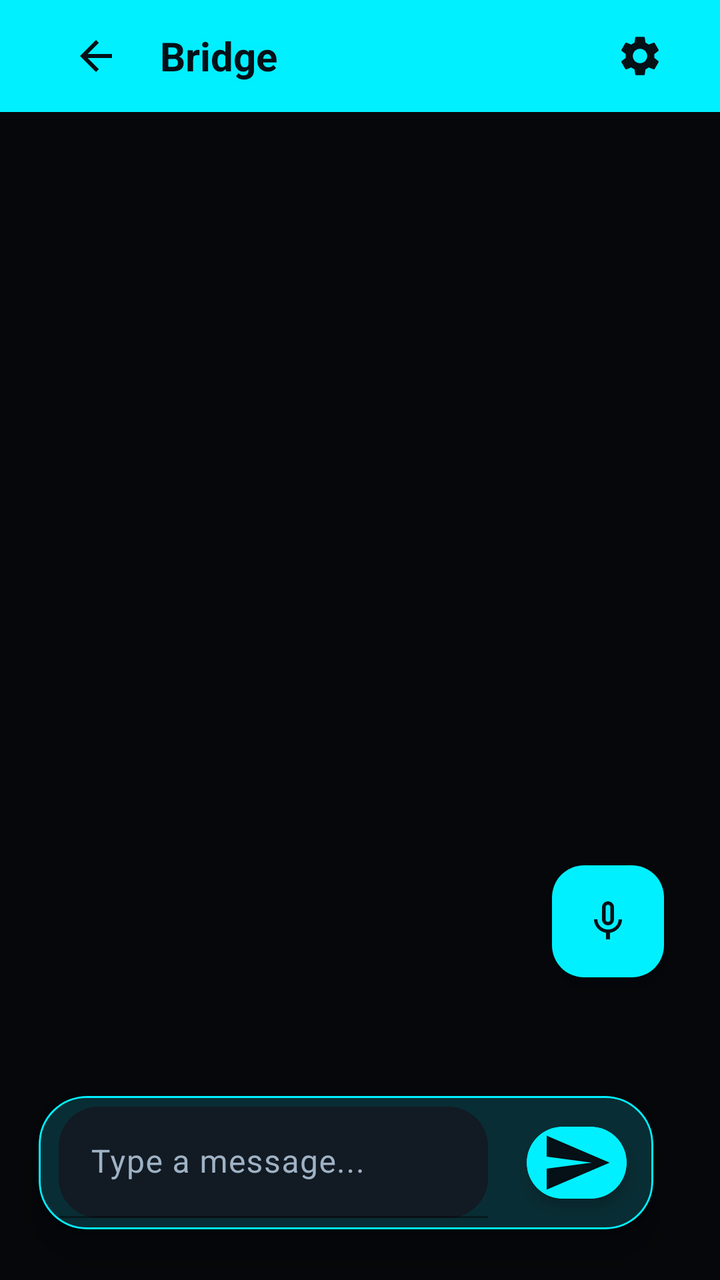
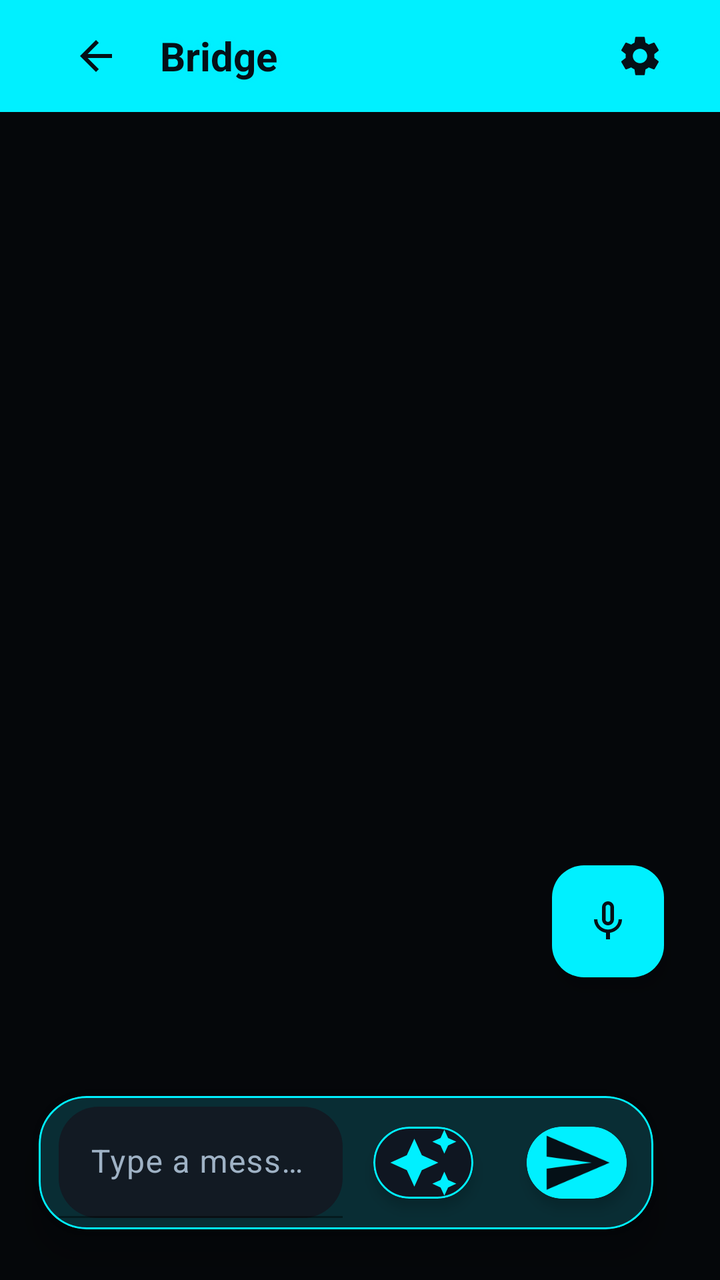

The first picture is an Android layout as it rendered before a commit; the second is the same layout after the commit. The layout source and the unified diff follow.
<!-- AndroidManifest.xml: activity theme Theme.Bridge.Chat -->
<!-- res/layout/activity_chat.xml -->
<?xml version="1.0" encoding="utf-8"?>
<RelativeLayout xmlns:android="http://schemas.android.com/apk/res/android"
    xmlns:app="http://schemas.android.com/apk/res-auto"
    xmlns:tools="http://schemas.android.com/tools"
    android:layout_width="match_parent"
    android:layout_height="match_parent"
    android:background="@color/app_bg"
    android:fitsSystemWindows="false"
    tools:context=".ChatActivity">

    <com.google.android.material.appbar.MaterialToolbar
        android:id="@+id/toolBar"
        android:layout_width="match_parent"
        android:layout_height="wrap_content"
        android:minHeight="56dp"
        android:layout_alignParentTop="true"
        android:background="@color/primary"
        android:fitsSystemWindows="false"
        app:titleTextColor="@color/on_primary">

        <LinearLayout
            android:layout_width="match_parent"
            android:layout_height="match_parent"
            android:orientation="horizontal"
            android:gravity="center_vertical"
            android:paddingStart="8dp"
            android:paddingEnd="16dp">

            <ImageButton
                android:id="@+id/back_btn"
                android:layout_width="48dp"
                android:layout_height="48dp"
                android:background="?attr/selectableItemBackgroundBorderless"
                android:src="@drawable/ic_arrow_back"
                android:contentDescription="Back"
                app:tint="@color/on_primary" />

            <TextView
                android:id="@+id/title_text"
                android:layout_width="0dp"
                android:layout_height="wrap_content"
                android:layout_weight="1"
                android:text="Bridge"
                android:textSize="20sp"
                android:textStyle="bold"
                android:textColor="@color/on_primary"
                android:layout_marginStart="8dp" />

            <ImageButton
                android:id="@+id/settings_btn"
                android:layout_width="48dp"
                android:layout_height="48dp"
                android:background="?attr/selectableItemBackgroundBorderless"
                android:src="@drawable/ic_settings"
                android:contentDescription="Settings"
                app:tint="@color/on_primary" />

        </LinearLayout>

    </com.google.android.material.appbar.MaterialToolbar>

    <androidx.recyclerview.widget.RecyclerView
        android:id="@+id/main_recycler"
        android:layout_width="match_parent"
        android:layout_height="match_parent"
        android:layout_below="@+id/toolBar"
        android:layout_above="@+id/send_card"
        android:clipToPadding="false"
        android:padding="8dp"
        android:scrollbars="none"
        tools:listitem="@layout/chat_item" />

    <com.google.android.material.card.MaterialCardView
        android:id="@+id/send_card"
        android:layout_width="match_parent"
        android:layout_height="wrap_content"
        android:layout_alignParentBottom="true"
        android:layout_marginEnd="14dp"
        app:cardBackgroundColor="@color/surface"
        app:cardCornerRadius="24dp"
        app:cardElevation="12dp"
        app:strokeColor="@color/button_bg"
        app:strokeWidth="1dp">

        <LinearLayout
            android:id="@+id/bottom_rel"
            android:layout_width="match_parent"
            android:layout_height="wrap_content"
            android:orientation="horizontal"
            android:gravity="center"
            android:padding="2dp">

            <com.google.android.material.textfield.TextInputLayout
                android:layout_width="0dp"
                android:layout_height="wrap_content"
                android:layout_weight="1"
                app:boxBackgroundColor="@color/surface_variant"
                app:boxBackgroundMode="filled"
                app:boxCornerRadiusBottomEnd="20dp"
                app:boxCornerRadiusBottomStart="20dp"
                app:boxCornerRadiusTopEnd="20dp"
                app:boxCornerRadiusTopStart="20dp"
                app:boxStrokeColor="@color/primary"
                app:boxStrokeWidth="1dp"
                app:hintTextColor="@color/on_surface_variant">

                <com.google.android.material.textfield.TextInputEditText
                    android:id="@+id/text_et"
                    android:layout_width="match_parent"
                    android:layout_height="wrap_content"
                    android:hint="Type a message..."
                    android:maxLines="4"
                    android:layout_marginLeft="8dp"
                    android:textColor="@color/on_surface"
                    android:textColorHint="@color/on_surface_variant"
                    android:textSize="16sp" />

            </com.google.android.material.textfield.TextInputLayout>

            <com.google.android.material.card.MaterialCardView
                android:layout_width="wrap_content"
                android:layout_height="wrap_content"
                android:layout_marginStart="8dp"
                android:padding="3dp"
                app:cardBackgroundColor="@color/primary"
                app:cardCornerRadius="24dp"
                app:cardElevation="4dp">

                <ImageView
                    android:id="@+id/send_btn"
                    android:layout_width="50dp"
                    android:layout_height="36dp"
                    android:layout_gravity="center"
                    android:clickable="true"
                    android:focusable="true"
                    android:src="@drawable/send"
                    app:tint="@color/on_primary" />

            </com.google.android.material.card.MaterialCardView>

        </LinearLayout>

    </com.google.android.material.card.MaterialCardView>

    <com.google.android.material.floatingactionbutton.FloatingActionButton
        android:id="@+id/fab_mic"
        android:layout_width="wrap_content"
        android:layout_height="wrap_content"
        android:layout_alignParentEnd="true"
        android:layout_above="@id/send_card"
        android:layout_marginEnd="16dp"
        android:layout_marginBottom="16dp"
        android:contentDescription="@string/app_name"
        android:src="@drawable/mic"
        app:backgroundTint="@color/primary"
        app:srcCompat="@drawable/mic"
        app:tint="@color/on_primary"
        app:useCompatPadding="true" />

    <RelativeLayout
        android:id="@+id/mic_overlay"
        android:layout_width="match_parent"
        android:layout_height="match_parent"
        android:clickable="true"
        android:focusable="true"
        android:visibility="gone">

        <View
            android:layout_width="match_parent"
            android:layout_height="match_parent"
            android:background="#99000000"/>

        <com.airbnb.lottie.LottieAnimationView
            android:id="@+id/mic_lottie"
            android:layout_width="match_parent"
            android:layout_height="400dp"
            android:layout_alignParentTop="true"
            android:layout_marginTop="200dp"
            app:lottie_autoPlay="false"
            app:lottie_loop="true"
            app:lottie_rawRes="@raw/audio_wave"/>

        <TextView
            android:layout_width="match_parent"
            android:layout_height="wrap_content"
            android:layout_alignBottom="@+id/mic_lottie"
            android:text="Listening...."
            android:gravity="center"
            android:textSize="30sp" />

    </RelativeLayout>

</RelativeLayout>
<!-- res/layout/chat_item.xml (included above) -->
<?xml version="1.0" encoding="utf-8"?>
<RelativeLayout xmlns:android="http://schemas.android.com/apk/res/android"
    xmlns:app="http://schemas.android.com/apk/res-auto"
    android:layout_width="match_parent"
    android:layout_height="wrap_content"
    android:orientation="vertical"
    android:padding="8dp">

    
    <com.google.android.material.card.MaterialCardView
        android:id="@+id/left_chat"
        android:layout_width="wrap_content"
        android:layout_height="wrap_content"
        android:layout_alignParentStart="true"
        android:layout_marginEnd="60dp"
        android:visibility="gone"
        app:cardBackgroundColor="@color/surface"
        app:cardCornerRadius="20dp"
        app:cardElevation="8dp"
        app:strokeColor="@color/stroke_green"
        app:strokeWidth="1dp">

        <TextView
            android:id="@+id/left_chat_tv"
            android:layout_width="wrap_content"
            android:layout_height="wrap_content"
            android:text="Hi, how are you?"
            android:textSize="16sp"
            android:textColor="@color/stroke_green"
            android:padding="12dp"
            android:maxWidth="250dp"
            android:shadowColor="@color/shadow_neon"
            android:shadowDx="0"
            android:shadowDy="0"
            android:shadowRadius="4" />

    </com.google.android.material.card.MaterialCardView>

    
    <com.google.android.material.card.MaterialCardView
        android:id="@+id/right_chat"
        android:layout_width="wrap_content"
        android:layout_height="wrap_content"
        android:layout_alignParentEnd="true"
        android:layout_marginStart="60dp"
        app:cardBackgroundColor="@color/surface"
        app:cardCornerRadius="20dp"
        app:cardElevation="8dp"
        app:strokeColor="@color/button_bg"
        app:strokeWidth="1dp">

        <TextView
            android:id="@+id/right_chat_tv"
            android:layout_width="wrap_content"
            android:layout_height="wrap_content"
            android:text="I am fine!!!"
            android:textSize="16sp"
            android:textColor="@color/button_bg"
            android:padding="12dp"
            android:maxWidth="250dp"
            android:shadowColor="@color/shadow_neon"
            android:shadowDx="0"
            android:shadowDy="0"
            android:shadowRadius="4" />

    </com.google.android.material.card.MaterialCardView>

</RelativeLayout>
<!-- resources referenced by this layout -->
<resources>
  <color name="app_bg">#05070A</color>
  <color name="button_bg">#00F0FF</color>
  <color name="on_primary">#051017</color>
  <color name="on_surface">#CFE0F2</color>
  <color name="on_surface_variant">#9FB2C5</color>
  <color name="primary">#00F0FF</color>
  <color name="shadow_neon">#8000F0FF</color>
  <color name="stroke_green">#19FF82</color>
  <color name="surface">#0B0F14</color>
  <color name="surface_variant">#121A23</color>
  <!-- drawable ic_arrow_back (drawable) -->
  <?xml version="1.0" encoding="utf-8"?>
  <vector xmlns:android="http://schemas.android.com/apk/res/android"
      android:width="24dp"
      android:height="24dp"
      android:viewportWidth="24"
      android:viewportHeight="24">
      <path
          android:fillColor="#FF000000"
          android:pathData="M20,11H7.83l5.59,-5.59L12,4l-8,8 8,8 1.41,-1.41L7.83,13H20v-2z"/>
  </vector>
  <!-- drawable send (drawable) -->
  <vector android:autoMirrored="true" android:height="24dp"
      android:tint="#153482" android:viewportHeight="24"
      android:viewportWidth="24" android:width="24dp" xmlns:android="http://schemas.android.com/apk/res/android">
      <path android:fillColor="@android:color/white" android:pathData="M2.01,21L23,12 2.01,3 2,10l15,2 -15,2z"/>
  </vector>
  <string name="app_name">Bridge</string>
  <style name="Theme.Bridge.Chat" parent="Base.Theme.Bridge">
          <item name="android:statusBarColor">@android:color/transparent</item>
          <item name="android:navigationBarColor">@android:color/transparent</item>
          <item name="android:windowLightStatusBar">false</item>
          <item name="android:windowLightNavigationBar" tools:ignore="NewApi">false</item>
      </style>
  <color name="secondary">#FF3DFF</color>
  <color name="on_secondary">#140414</color>
  <color name="tertiary">#19FF82</color>
  <color name="on_tertiary">#07130C</color>
  <color name="outline">#2B3A49</color>
  <color name="outline_variant">#1B2733</color>
  <color name="status_bar">#05070A</color>
  <color name="nav_bar">#05070A</color>
  <color name="ripple_neon">#3300F0FF</color>
  <style name="Widget.Bridge.TextView" parent="@style/Widget.AppCompat.TextView">
          <item name="android:textColor">@color/on_surface</item>
          <item name="android:textColorHint">@color/on_surface_variant</item>
          
          <item name="android:shadowColor">@color/shadow_neon</item>
          <item name="android:shadowDx">0</item>
          <item name="android:shadowDy">0</item>
          <item name="android:shadowRadius">6</item>
      </style>
  <style name="Shape.Bridge.Small" parent="ShapeAppearance.Material3.Corner.Small">
          <item name="cornerFamily">rounded</item>
          <item name="cornerSize">12dp</item>
      </style>
  <style name="Shape.Bridge.Medium" parent="ShapeAppearance.Material3.Corner.Medium">
          <item name="cornerFamily">rounded</item>
          <item name="cornerSize">16dp</item>
      </style>
  <style name="Shape.Bridge.Large" parent="ShapeAppearance.Material3.Corner.Large">
          <item name="cornerFamily">rounded</item>
          <item name="cornerSize">24dp</item>
      </style>
  <color name="card_bg">#0F1621</color>
  <!-- unchanged entries left out for length: 6 -->
</resources>

<!-- the commit's change to res/layout/activity_chat.xml (unified diff, before → after) -->
@@ -68,7 +68,9 @@
         android:clipToPadding="false"
         android:padding="8dp"
         android:scrollbars="none"
-        tools:listitem="@layout/chat_item" />
+        tools:listitem="@layout/chat_item"/>
+
+
 
     <com.google.android.material.card.MaterialCardView
         android:id="@+id/send_card"
@@ -81,6 +83,7 @@
         app:cardElevation="12dp"
         app:strokeColor="@color/button_bg"
         app:strokeWidth="1dp">
+
 
         <LinearLayout
             android:id="@+id/bottom_rel"
@@ -120,7 +123,28 @@
             <com.google.android.material.card.MaterialCardView
                 android:layout_width="wrap_content"
                 android:layout_height="wrap_content"
-                android:layout_marginStart="8dp"
+                android:layout_marginStart="4dp"
+                android:padding="3dp"
+                app:cardCornerRadius="24dp"
+                app:strokeColor="@color/button_bg"
+                app:cardElevation="4dp">
+
+                <ImageView
+                    android:id="@+id/ai_btn"
+                    android:layout_width="50dp"
+                    android:layout_height="36dp"
+                    android:layout_gravity="center"
+                    android:clickable="true"
+                    android:focusable="true"
+                    android:src="@drawable/ic_auto_awesome"
+                    android:contentDescription="AI Reply"/>
+
+            </com.google.android.material.card.MaterialCardView>
+
+            <com.google.android.material.card.MaterialCardView
+                android:layout_width="wrap_content"
+                android:layout_height="wrap_content"
+                android:layout_marginStart="4dp"
                 android:padding="3dp"
                 app:cardBackgroundColor="@color/primary"
                 app:cardCornerRadius="24dp"
<!-- resource entries referenced after the edit -->
@@ -20,6 +20,17 @@
       <path
           android:fillColor="#FF000000"
           android:pathData="M20,11H7.83l5.59,-5.59L12,4l-8,8 8,8 1.41,-1.41L7.83,13H20v-2z"/>
+  </vector>
+  <!-- drawable ic_auto_awesome (drawable) -->
+  <?xml version="1.0" encoding="utf-8"?>
+  <vector xmlns:android="http://schemas.android.com/apk/res/android"
+      android:width="24dp"
+      android:height="24dp"
+      android:viewportWidth="24"
+      android:viewportHeight="24">
+      <path
+          android:fillColor="@color/button_bg"
+          android:pathData="M19,9l1.25,-2.75L23,5l-2.75,-1.25L19,1l-1.25,2.75L15,5l2.75,1.25L19,9zM11.5,9.5L9,4L6.5,9.5L1,12l5.5,2.5L9,20l2.5,-5.5L17,12L11.5,9.5zM19,15l-1.25,2.75L15,19l2.75,1.25L19,23l1.25,-2.75L23,19l-2.75,-1.25L19,15z"/>
   </vector>
   <!-- drawable send (drawable) -->
   <vector android:autoMirrored="true" android:height="24dp"
